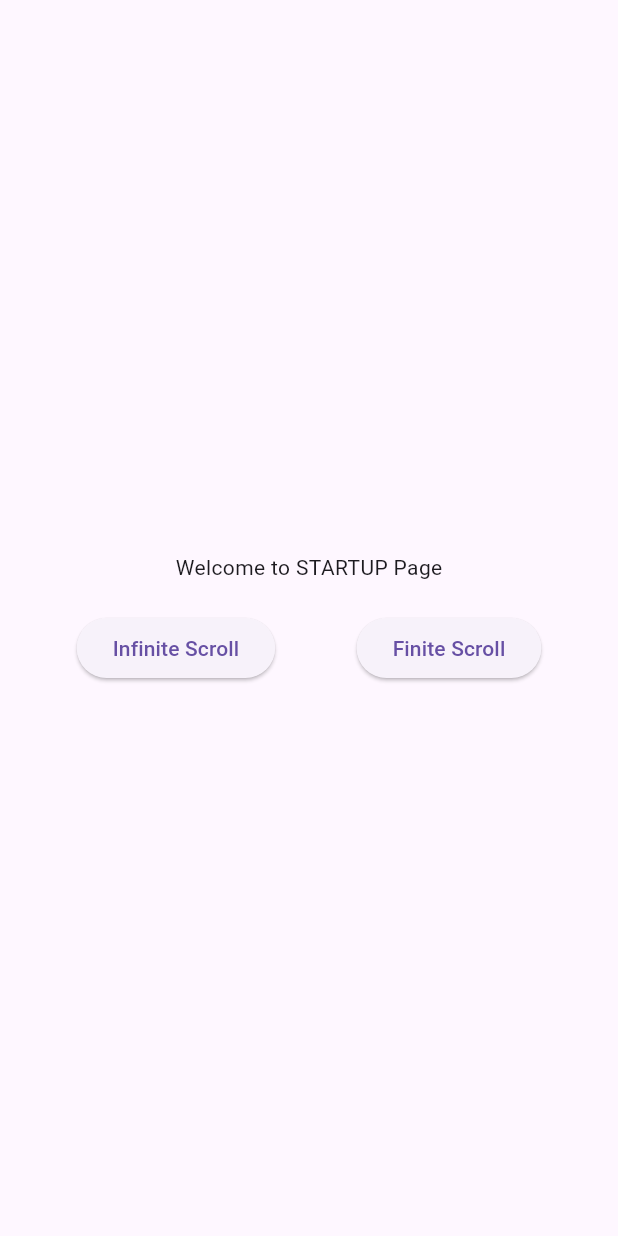
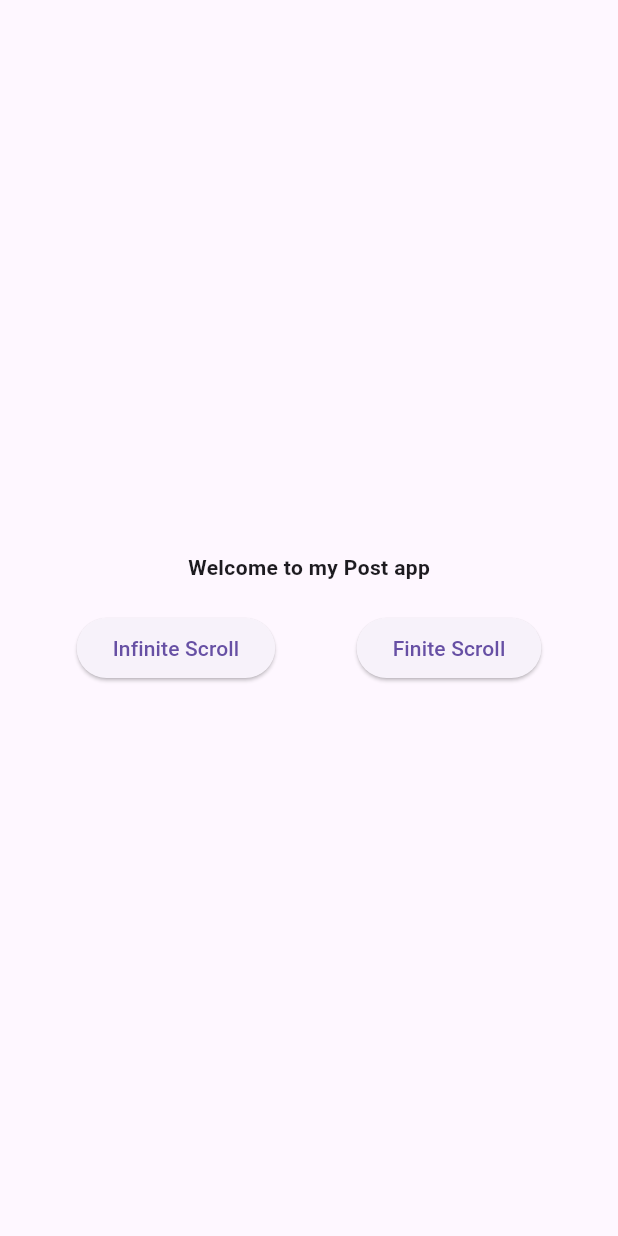
Before and after one commit to Lettuah/post-app, a Flutter app: the screen it shows after launch, on a phone screen of 412 x 824 dp. Run offline on Flutter 3.47's test engine with Material 3 defaults, Android fonts, the light colour scheme and no system bars; our stand-ins replace auto_route, get_it, stacked, stacked_services, stacked_shared; Roboto replaces fonts that are missing (inter).

Commit message:
add some styling

```diff
--- a/lib/app/app.dart
+++ /dev/null
@@ -1,19 +0,0 @@
-// lib/app/app.dart
-import 'package:stacked/stacked_annotations.dart';
-import 'package:new_stacked/ui/views/startup/startup_view.dart';
-import 'package:new_stacked/ui/views/home/home_view.dart';
-import 'package:new_stacked/ui/views/second_home/second_home_view.dart';
-import 'package:stacked_services/stacked_services.dart';
-
-@StackedApp(
-  routes: [
-    MaterialRoute(page: StartupView, initial: true),
-    MaterialRoute(page: HomeView),
-    MaterialRoute(page: SecondHomeView),
-  ],
-  dependencies: [
-    // Register common services here so generator creates app.locator.dart
-    LazySingleton(classType: NavigationService),
-  ],
-)
-class AppSetup {}
--- a/lib/app/locator.dart
+++ b/lib/app/locator.dart
@@ -1,8 +1,12 @@
 import 'package:get_it/get_it.dart';
+import 'package:new_stacked/services/post_service.dart';
+import 'package:new_stacked/services/second_post_service.dart';
 import 'package:stacked_services/stacked_services.dart';
 
 final locator = GetIt.instance;
 
 void setupLocator() {
   locator.registerLazySingleton(() => NavigationService());
+  locator.registerLazySingleton(() => PostService());
+  locator.registerLazySingleton(() => SecondPostService());
 }
--- a/lib/ui/views/home/home_viewmodel.dart
+++ b/lib/ui/views/home/home_viewmodel.dart
@@ -1,9 +1,10 @@
+import 'package:new_stacked/app/locator.dart';
 import 'package:new_stacked/models/post_model.dart';
 import 'package:new_stacked/services/post_service.dart';
 import 'package:stacked/stacked.dart';
 
 class HomeViewmodel extends BaseViewModel {
-  final PostService _postService = PostService();
+  final PostService _postService = locator<PostService>();
 
   List<Post> _posts = [];
   List<Post> get posts => _posts;
--- a/lib/ui/views/second_home/second_home_viewmodel.dart
+++ b/lib/ui/views/second_home/second_home_viewmodel.dart
@@ -1,9 +1,10 @@
+import 'package:new_stacked/app/locator.dart';
 import 'package:new_stacked/models/post_model.dart';
 import 'package:new_stacked/services/second_post_service.dart';
 import 'package:stacked/stacked.dart';
 
 class SecondHomeViewmodel extends BaseViewModel {
-  final SecondPostService _postService = SecondPostService();
+  final SecondPostService _postService = locator<SecondPostService>();
 
   final List<Post> _posts = [];
   List<Post> get posts => _posts;
--- a/lib/ui/views/startup/startup_view.dart
+++ b/lib/ui/views/startup/startup_view.dart
@@ -19,7 +19,10 @@ class StartupView extends StatelessWidget {
               child: Column(
                 mainAxisSize: MainAxisSize.min,
                 children: [
-                  Text('Welcome to STARTUP Page'),
+                  Text(
+                    'Welcome to my Post app',
+                    style: TextStyle(fontWeight: FontWeight.w600),
+                  ),
                   const SizedBox(height: 20),
                   Row(
                     mainAxisAlignment: MainAxisAlignment.spaceAround,
```
Also changed, not shown: 1 other file.
